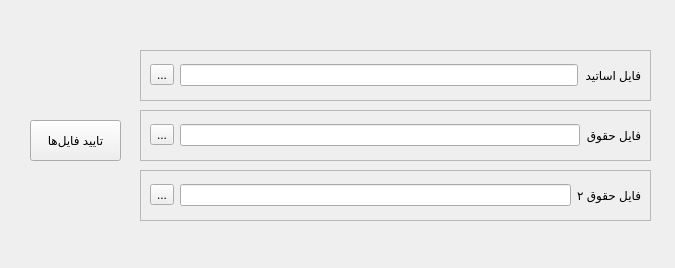
soda-sh/uni-salary, file rawUi/prompt.ui: the form before one commit.
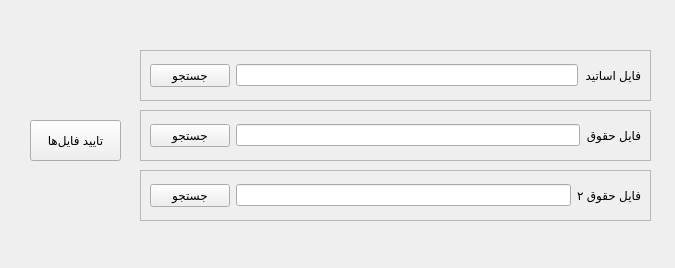
The form after the commit.

Commit message: Add functionality to browse buttons

The edit to the form file:
```diff
--- a/rawUi/prompt.ui
+++ b/rawUi/prompt.ui
@@ -32,6 +32,13 @@
     <item row="0" column="1">
      <widget class="QLineEdit" name="profSalaryPath"/>
     </item>
+    <item row="0" column="0">
+     <widget class="QPushButton" name="profSalaryExploreBtn">
+      <property name="text">
+       <string>جستجو</string>
+      </property>
+     </widget>
+    </item>
     <item row="0" column="3">
      <widget class="QLabel" name="profSalaryLabel">
       <property name="text">
@@ -39,13 +46,6 @@
       </property>
      </widget>
     </item>
-    <item row="0" column="0">
-     <widget class="QToolButton" name="profSalaryExplore">
-      <property name="text">
-       <string>...</string>
-      </property>
-     </widget>
-    </item>
    </layout>
   </widget>
   <widget class="QFrame" name="profListFrame">
@@ -75,9 +75,9 @@
      </widget>
     </item>
     <item row="0" column="0">
-     <widget class="QToolButton" name="profListExplore">
+     <widget class="QPushButton" name="profListExploreBtn">
       <property name="text">
-       <string>...</string>
+       <string>جستجو</string>
       </property>
      </widget>
     </item>
@@ -123,9 +123,9 @@
      </widget>
     </item>
     <item row="0" column="0">
-     <widget class="QToolButton" name="profSalaryExplore2">
+     <widget class="QPushButton" name="profSalaryExploreBtn2">
       <property name="text">
-       <string>...</string>
+       <string>جستجو</string>
       </property>
      </widget>
     </item>
```
The commit also changes 1 other file.
